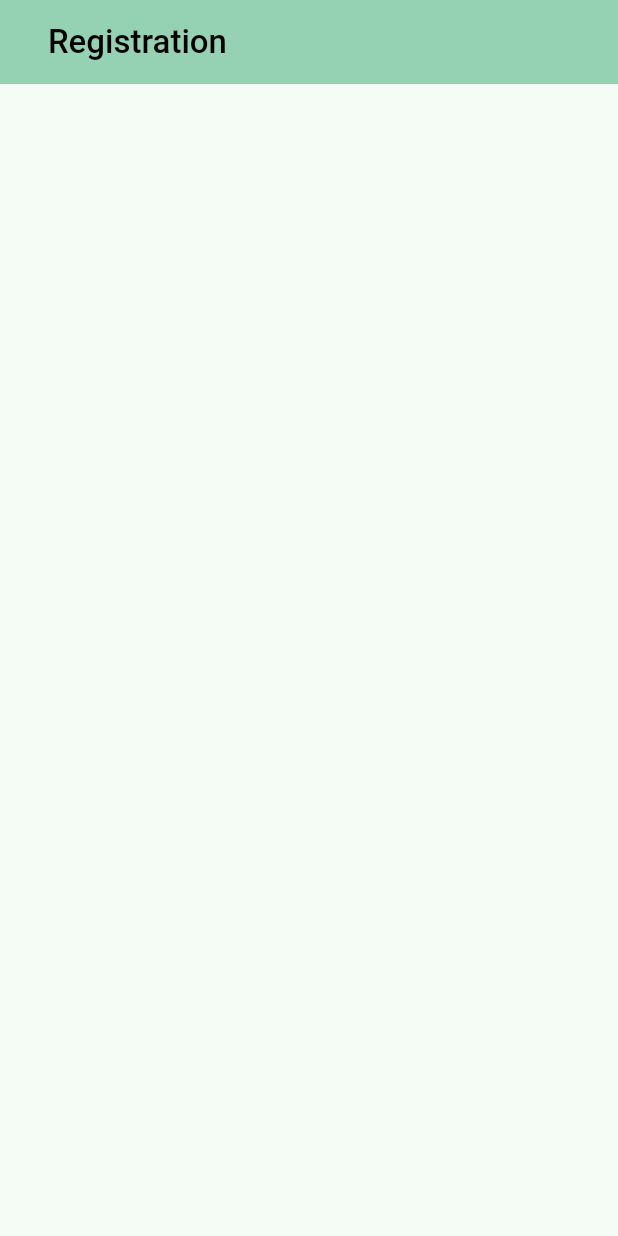
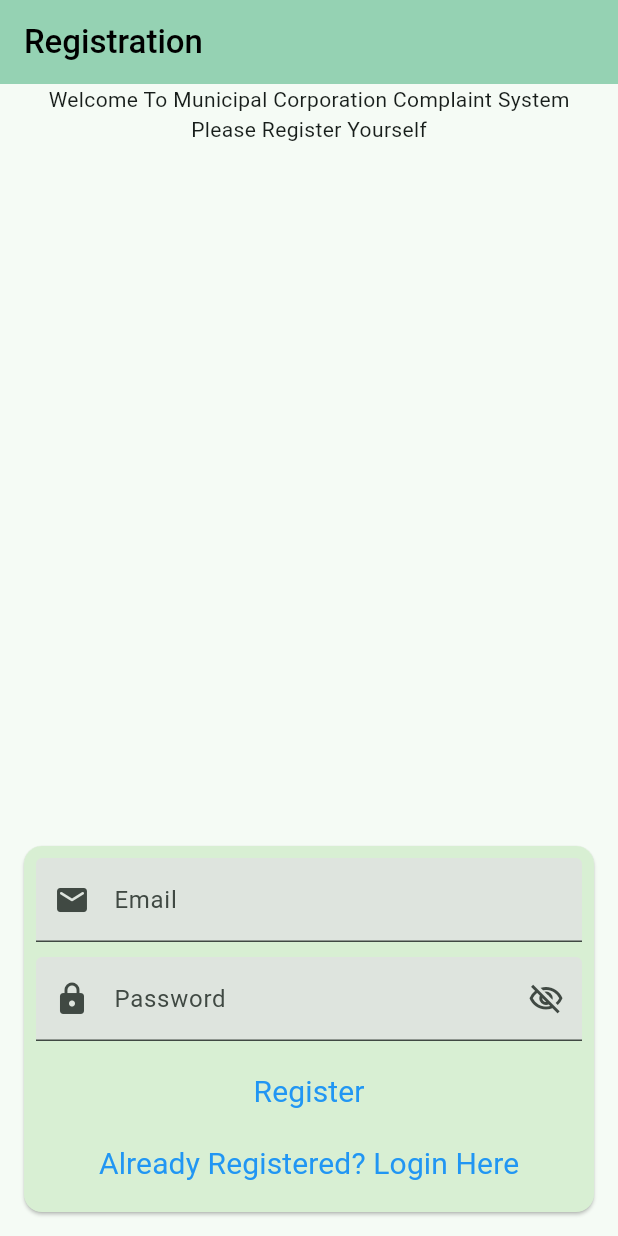
Before and after one commit to Omkar-t06/My_MCMS_App, a Flutter app: the screen it shows after launch, on a phone screen of 412 x 824 dp. Run offline on Flutter 3.47's test engine with Material 3 defaults, Android fonts, the phone set to English and light mode, and no system bars; our stand-ins replace firebase_auth, firebase_core; accounts and stored records are empty.

Commit message:
Work on Registration Page

```diff
--- a/lib/main.dart
+++ b/lib/main.dart
@@ -1,16 +1,19 @@
+import 'package:firebase_core/firebase_core.dart';
 import 'package:flutter/material.dart';
 import 'package:my_mcms/constants/colors.dart';
 import 'package:my_mcms/constants/router.dart';
+import 'package:my_mcms/firebase_options.dart';
 import 'package:my_mcms/views/registration_view.dart';
 
-void main() {
+void main() async {
+  // await Firebase.initializeApp();
+  WidgetsFlutterBinding.ensureInitialized();
   runApp(const MyApp());
 }
 
 class MyApp extends StatelessWidget {
   const MyApp({super.key});
 
-  // This widget is the root of your application.
   @override
   Widget build(BuildContext context) {
     return MaterialApp(
@@ -20,7 +23,23 @@ class MyApp extends StatelessWidget {
         useMaterial3: true,
       ),
       onGenerateRoute: (settings) => generateRoute(settings),
-      home: const RegistrationView(),
+      home: FutureBuilder(
+        future: Firebase.initializeApp(
+          options: DefaultFirebaseOptions.currentPlatform,
+        ),
+        builder: (BuildContext context, AsyncSnapshot<FirebaseApp> snapshot) {
+          switch (snapshot.connectionState) {
+            case ConnectionState.done:
+              return const RegistrationView();
+            default:
+              return const Scaffold(
+                body: Center(
+                  child: CircularProgressIndicator(),
+                ),
+              );
+          }
+        },
+      ),
     );
   }
 }
--- a/lib/views/registration_view.dart
+++ b/lib/views/registration_view.dart
@@ -1,17 +1,95 @@
+import 'package:firebase_auth/firebase_auth.dart';
 import 'package:flutter/material.dart';
 import 'package:my_mcms/constants/colors.dart';
+import 'package:my_mcms/widgets/auth_textfield.dart';
 import 'package:my_mcms/widgets/custom_appbar.dart';
 
-class RegistrationView extends StatelessWidget {
+class RegistrationView extends StatefulWidget {
   static const String route = '/registration';
   const RegistrationView({super.key});
 
   @override
+  State<RegistrationView> createState() => _RegistrationViewState();
+}
+
+class _RegistrationViewState extends State<RegistrationView> {
+  final TextEditingController _emailController = TextEditingController();
+  final TextEditingController _passwordController = TextEditingController();
+
+  @override
+  void dispose() {
+    _emailController.dispose();
+    _passwordController.dispose();
+    super.dispose();
+  }
+
+  @override
   Widget build(BuildContext context) {
     return Scaffold(
-      appBar: AppBar(
-        title: customAppBar(titleText: "Registration"),
-        backgroundColor: ColorPalette.primary,
+      appBar: customAppBar(titleText: "Registration"),
+      body: Column(
+        mainAxisAlignment: MainAxisAlignment.spaceBetween,
+        children: [
+          const Column(
+            children: [
+              Text("Welcome To Municipal Corporation Complaint System"),
+              Text("Please Register Yourself"),
+            ],
+          ),
+          Padding(
+            padding: const EdgeInsets.all(12.0),
+            child: Card(
+              color: ColorPalette.background,
+              child: Padding(
+                padding: const EdgeInsets.all(8.0),
+                child: Column(
+                  children: [
+                    EmailTextField(
+                      controller: _emailController,
+                    ),
+                    const SizedBox(
+                      height: 10,
+                    ),
+                    PasswordTextField(
+                      controller: _passwordController,
+                    ),
+                    const SizedBox(
+                      height: 10,
+                    ),
+                    TextButton(
+                      onPressed: () async {
+                        await FirebaseAuth.instance
+                            .createUserWithEmailAndPassword(
+                          email: _emailController.text,
+                          password: _passwordController.text,
+                        );
+                      },
+                      child: const Text(
+                        "Register",
+                        style: TextStyle(
+                          color: Colors.blue,
+                          fontSize: 20,
+                          fontWeight: FontWeight.w400,
+                        ),
+                      ),
+                    ),
+                    TextButton(
+                      onPressed: () {},
+                      child: const Text(
+                        "Already Registered? Login Here",
+                        style: TextStyle(
+                          color: Colors.blue,
+                          fontSize: 20,
+                          fontWeight: FontWeight.w400,
+                        ),
+                      ),
+                    ),
+                  ],
+                ),
+              ),
+            ),
+          ),
+        ],
       ),
     );
   }
--- /dev/null
+++ b/lib/widgets/auth_textfield.dart
@@ -0,0 +1,65 @@
+import 'package:flutter/material.dart';
+
+class EmailTextField extends StatefulWidget {
+  final TextEditingController controller;
+  const EmailTextField({super.key, required this.controller});
+
+  @override
+  State<EmailTextField> createState() => _EmailTextFieldState();
+}
+
+class _EmailTextFieldState extends State<EmailTextField> {
+  @override
+  Widget build(BuildContext context) {
+    return TextField(
+      decoration: const InputDecoration(
+        prefixIcon: Icon(Icons.email_rounded),
+        label: Text("Email"),
+        hintText: "Enter Your Email",
+        filled: true,
+      ),
+      textInputAction: TextInputAction.next,
+      keyboardType: TextInputType.emailAddress,
+      autocorrect: false,
+      controller: widget.controller,
+    );
+  }
+}
+
+class PasswordTextField extends StatefulWidget {
+  final TextEditingController controller;
+  const PasswordTextField({super.key, required this.controller});
+
+  @override
+  State<PasswordTextField> createState() => _PasswordTextFieldState();
+}
+
+class _PasswordTextFieldState extends State<PasswordTextField> {
+  bool isObscure = true;
+  @override
+  Widget build(BuildContext context) {
+    return TextField(
+      decoration: InputDecoration(
+        prefixIcon: const Icon(Icons.lock_rounded),
+        suffixIcon: IconButton(
+          onPressed: () {
+            setState(() {
+              isObscure = !isObscure;
+            });
+          },
+          icon: isObscure
+              ? const Icon(Icons.visibility_off_outlined)
+              : const Icon(Icons.visibility),
+        ),
+        label: const Text("Password"),
+        hintText: "Enter Your Password",
+        filled: true,
+      ),
+      textInputAction: TextInputAction.done,
+      keyboardType: TextInputType.visiblePassword,
+      autocorrect: false,
+      obscureText: isObscure,
+      controller: widget.controller,
+    );
+  }
+}
```
